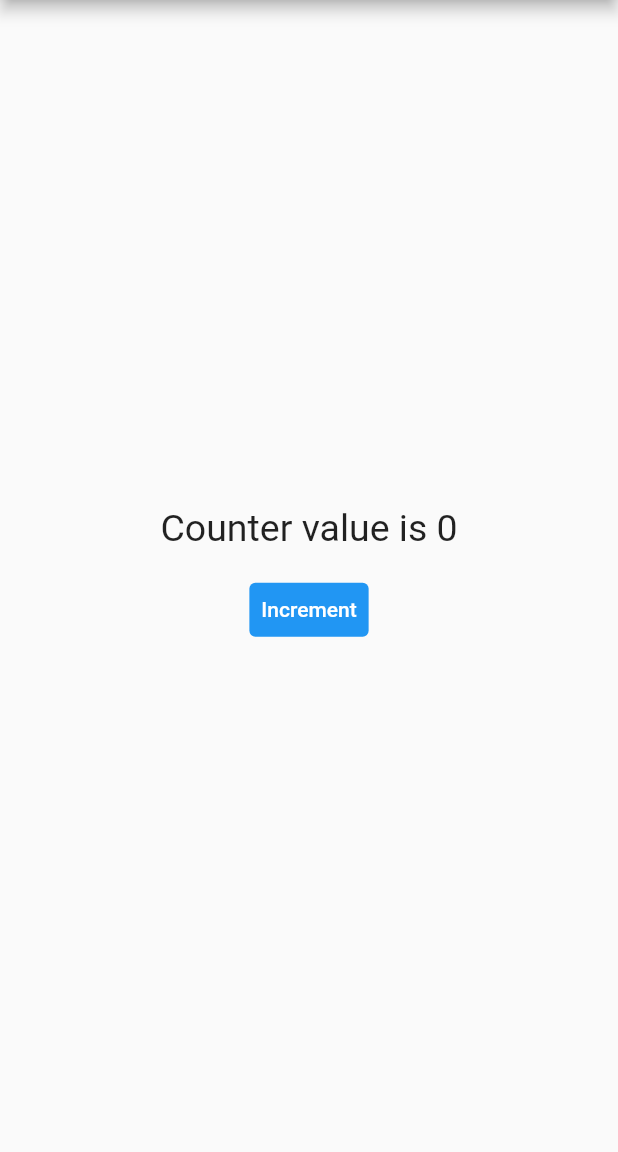
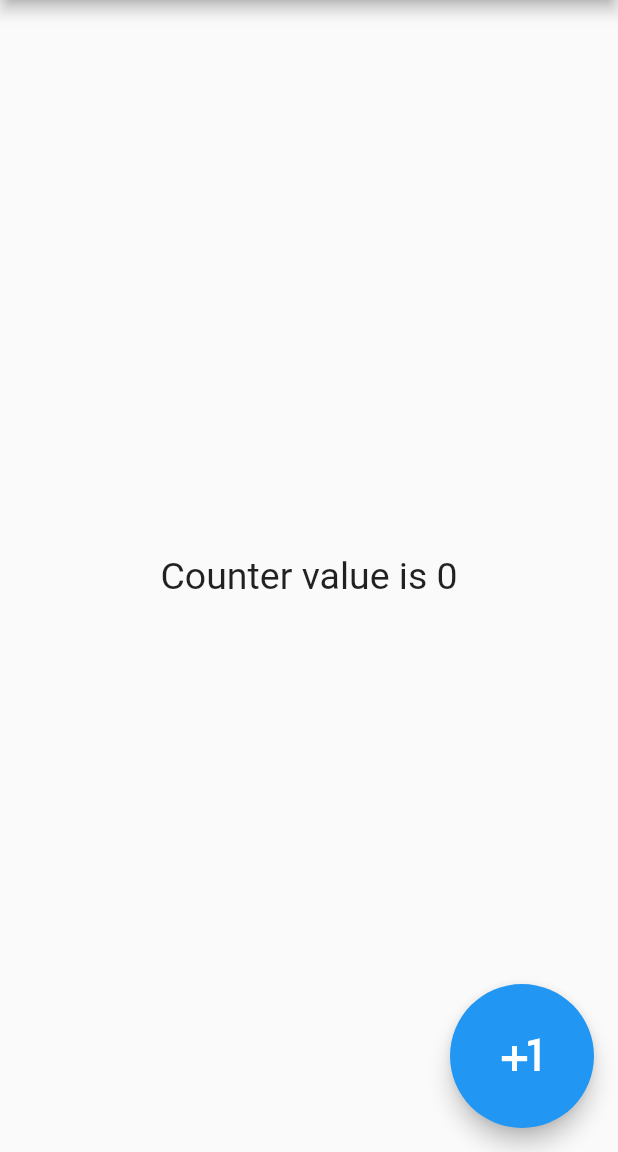
Before and after one commit to alper-efe-sahin/voltran_app_task, a Flutter app: the screen it shows after launch, on a phone screen of 412 x 824 dp, the part 84-1236 px from its top. Run offline on Flutter 3.47's test engine with Material 2 defaults, Android fonts, the phone set to English and light mode, and no system bars; our stand-ins replace get.

Commit message:
chore: change the button type

```diff
--- a/lib/presentation/pages/counter_page.dart
+++ b/lib/presentation/pages/counter_page.dart
@@ -11,32 +11,24 @@ class CounterPage extends GetView {
     final CounterController counterController = Get.put(CounterController());
 
     return Scaffold(
+      floatingActionButton: FloatingActionButton.large(
+          onPressed: () {
+            counterController.increment();
+          },
+          child: const Icon(
+            Icons.plus_one,
+            size: 40,
+          )),
       appBar: AppBar(
         title: const Text('Voltran App Task'),
         centerTitle: true,
       ),
       body: Center(
-        child: Column(
-          mainAxisAlignment: MainAxisAlignment.center,
-          crossAxisAlignment: CrossAxisAlignment.center,
-          children: [
-            Obx(
-              () => Text(
-                "Counter value is ${counterController.count}",
-                style: const TextStyle(fontSize: 25),
-              ),
-            ),
-            const SizedBox(height: 16),
-            TextButton(
-              style: ButtonStyle(
-                backgroundColor: MaterialStateProperty.all(Colors.blue),
-              ),
-              onPressed: () {
-                counterController.increment();
-              },
-              child: const Text('Increment', style: TextStyle(fontSize: 14, color: Colors.white)),
-            ),
-          ],
+        child: Obx(
+          () => Text(
+            "Counter value is ${counterController.count}",
+            style: const TextStyle(fontSize: 25),
+          ),
         ),
       ),
     );
```
